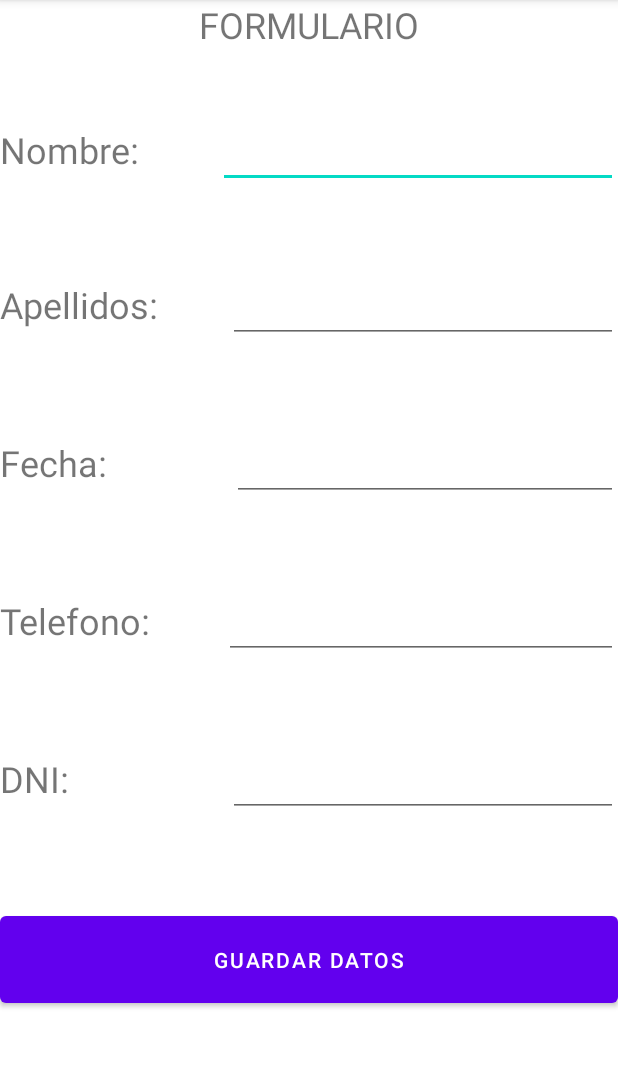
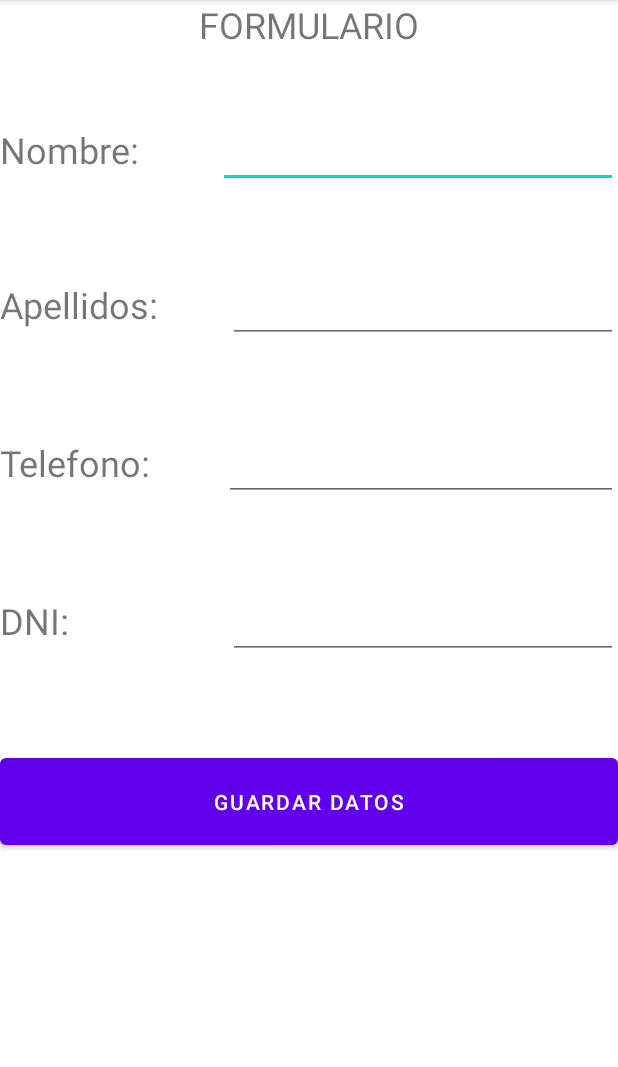
Before and after one commit to danifrx/Proyecto-Alzheimer, an Android app: the VentanaFormulario screen opened directly, with no data from a screen before it, after a tap on "GUARDAR DATOS", on a phone screen of 412 x 824 dp, the part 84-1151 px from its top. Run offline under Robolectric (Android 15) with nearby library versions, the light colour scheme and no system bars.

Commit message:
Fecha de paciente borrada

```diff
--- a/app/src/main/java/com/multimedia/alzheimer/VentanaFormulario.java
+++ b/app/src/main/java/com/multimedia/alzheimer/VentanaFormulario.java
@@ -16,7 +16,6 @@ import android.widget.Toast;
 public class VentanaFormulario extends AppCompatActivity {
     private EditText editTextText_Nombre;
     private EditText editTextText_Apellidos;
-    private EditText editTextDate;
     private EditText editTextPhone;
     private EditText editTextText_Dni;
     private Button button_GuardarDatos;
@@ -29,7 +28,6 @@ public class VentanaFormulario extends AppCompatActivity {
 
         editTextText_Nombre = (EditText) findViewById(R.id.editTextText_Nombre);
         editTextText_Apellidos = (EditText) findViewById(R.id.editTextText_Apellidos);
-        editTextDate = (EditText) findViewById(R.id.editTextDate);
         editTextPhone = (EditText) findViewById(R.id.editTextPhone);
         editTextText_Dni = (EditText) findViewById(R.id.editTextText_Dni);
         button_GuardarDatos = (Button) findViewById(R.id.button_GuardarDatos);
@@ -50,12 +48,11 @@ public class VentanaFormulario extends AppCompatActivity {
                 //Recogemos la información que el usuario rellenó en los campos del formulario
                 nombre = editTextText_Nombre.getText().toString();
                 String apellidos = editTextText_Apellidos.getText().toString();
-                String fecha = editTextDate.getText().toString();
                 String tlf = editTextPhone.getText().toString();
                 dni = editTextText_Dni.getText().toString();
 
                 //Si no rellenó todos los valores del formulario error y no se genera alta de paciente.
-                if(nombre.length()==0 || apellidos.length()==0 || fecha.length()==0 || tlf.length()==0 || dni.length()==0){
+                if(nombre.length()==0 || apellidos.length()==0 || tlf.length()==0 || dni.length()==0){
                     Toast.makeText(v.getContext(), "Debes rellenar todos los datos para el registro", Toast.LENGTH_SHORT).show();
                 } else {
                     //Todos los datos están cubiertos para dar de alta un paciente.
@@ -65,7 +62,6 @@ public class VentanaFormulario extends AppCompatActivity {
 
                     valores.put("nombre",nombre);
                     valores.put("apellidos",apellidos);
-                    valores.put("fecha",fecha);
                     valores.put("telefono",tlf);
                     valores.put("dni",dni);
                     //Incremento de la del num del paciente.
@@ -74,7 +70,6 @@ public class VentanaFormulario extends AppCompatActivity {
                     //Vacío campos del formulario.
                     editTextText_Nombre.setText("");
                     editTextText_Apellidos.setText("");
-                    editTextDate.setText("");
                     editTextPhone.setText("");
                     editTextText_Dni.setText("");
 
--- a/app/src/main/res/layout/activity_ventana_formulario.xml
+++ b/app/src/main/res/layout/activity_ventana_formulario.xml
@@ -76,29 +76,6 @@
             android:orientation="horizontal">
 
             <TextView
-                android:id="@+id/textView_Fecha"
-                android:layout_width="wrap_content"
-                android:layout_height="wrap_content"
-                android:layout_weight="1"
-                android:text="Fecha:"
-                android:textSize="24sp" />
-
-            <EditText
-                android:id="@+id/editTextDate"
-                android:layout_width="173dp"
-                android:layout_height="wrap_content"
-                android:layout_weight="1"
-                android:ems="10"
-                android:inputType="date" />
-
-        </LinearLayout>
-
-        <LinearLayout
-            android:layout_width="match_parent"
-            android:layout_height="105dp"
-            android:orientation="horizontal">
-
-            <TextView
                 android:id="@+id/textView_Telefono"
                 android:layout_width="wrap_content"
                 android:layout_height="wrap_content"
```
Also changed, not shown: app/src/main/java/com/multimedia/alzheimer/Paciente.java (+1 -12 lines).
